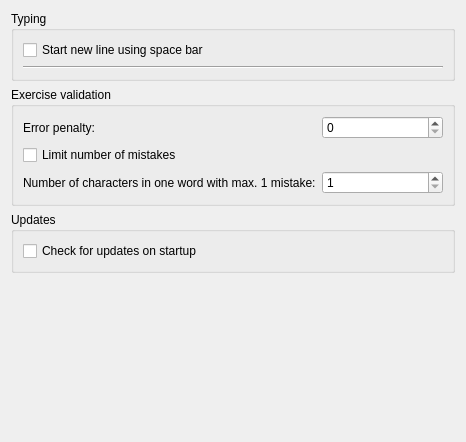
Qt form ui/options/behavior.ui (Open-Typer/Open-Typer) before a commit.
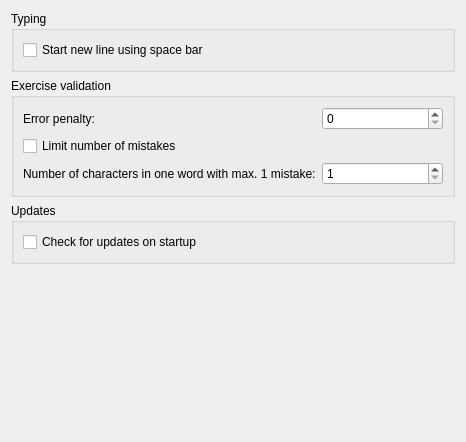
The same form after that commit.

Commit message: options: behavior: Remove separator line

Patch:
```diff
--- a/ui/options/behavior.ui
+++ b/ui/options/behavior.ui
@@ -55,13 +55,6 @@
         </property>
        </widget>
       </item>
-      <item>
-       <widget class="Line" name="line1">
-        <property name="orientation">
-         <enum>Qt::Horizontal</enum>
-        </property>
-       </widget>
-      </item>
      </layout>
     </widget>
    </item>
```
